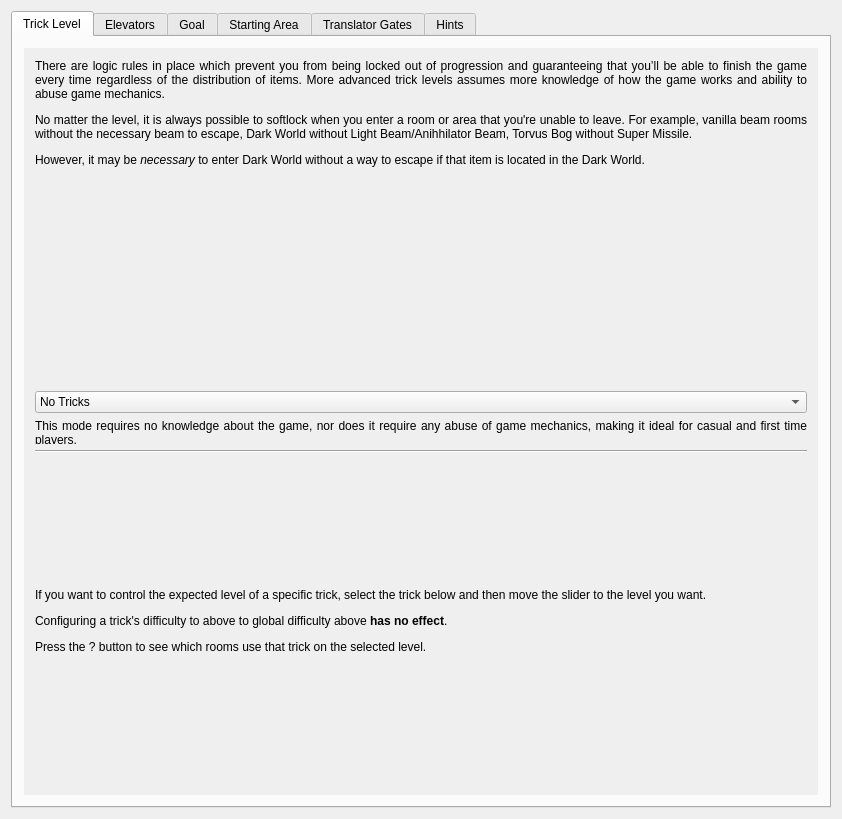
Above: randovania/gui/logic_settings_window.ui from randovania/randovania before the change. Below: the same form after it.
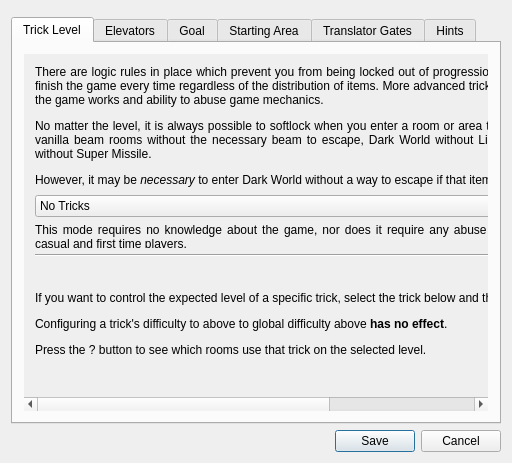
That is the form after the change.

Commit message: Implement the customize button

The edit to the form file:
```diff
--- a/randovania/gui/logic_settings_window.ui
+++ b/randovania/gui/logic_settings_window.ui
@@ -1,26 +1,22 @@
 <?xml version="1.0" encoding="UTF-8"?>
 <ui version="4.0">
  <class>LogicSettingsWindow</class>
- <widget class="QMainWindow" name="LogicSettingsWindow">
+ <widget class="QDialog" name="LogicSettingsWindow">
   <property name="geometry">
    <rect>
     <x>0</x>
     <y>0</y>
-    <width>842</width>
-    <height>819</height>
+    <width>512</width>
+    <height>463</height>
    </rect>
   </property>
   <property name="windowTitle">
    <string>Someone forgot to name this</string>
   </property>
-  <widget class="QWidget" name="centralWidget">
-   <property name="maximumSize">
-    <size>
-     <width>16777215</width>
-     <height>16777215</height>
-    </size>
-   </property>
-   <layout class="QHBoxLayout" name="horizontalLayout">
+  <layout class="QVBoxLayout" name="verticalLayout">
+   <item>
+    <widget class="QMenuBar" name="menuBar"/>
+   </item>
     <item>
      <widget class="QTabWidget" name="tab_widget">
       <property name="currentIndex">
@@ -47,8 +43,8 @@
             <rect>
              <x>0</x>
              <y>0</y>
-             <width>810</width>
-             <height>728</height>
+            <width>484</width>
+            <height>376</height>
             </rect>
            </property>
            <layout class="QVBoxLayout" name="trick_level_layout">
@@ -443,18 +439,14 @@
       </widget>
      </widget>
     </item>
-   </layout>
-  </widget>
-  <widget class="QMenuBar" name="menuBar">
-   <property name="geometry">
-    <rect>
-     <x>0</x>
-     <y>0</y>
-     <width>842</width>
-     <height>32</height>
-    </rect>
-   </property>
-  </widget>
+   <item>
+    <widget class="QDialogButtonBox" name="button_box">
+     <property name="standardButtons">
+      <set>QDialogButtonBox::Cancel|QDialogButtonBox::Save</set>
+     </property>
+    </widget>
+   </item>
+  </layout>
  </widget>
  <layoutdefault spacing="6" margin="11"/>
  <resources/>
```
Left out of the diff: 6 changed lines with no effect on the pictures. Lines whose indentation alone changed are shown as unchanged. The commit also changes 5 other files.
